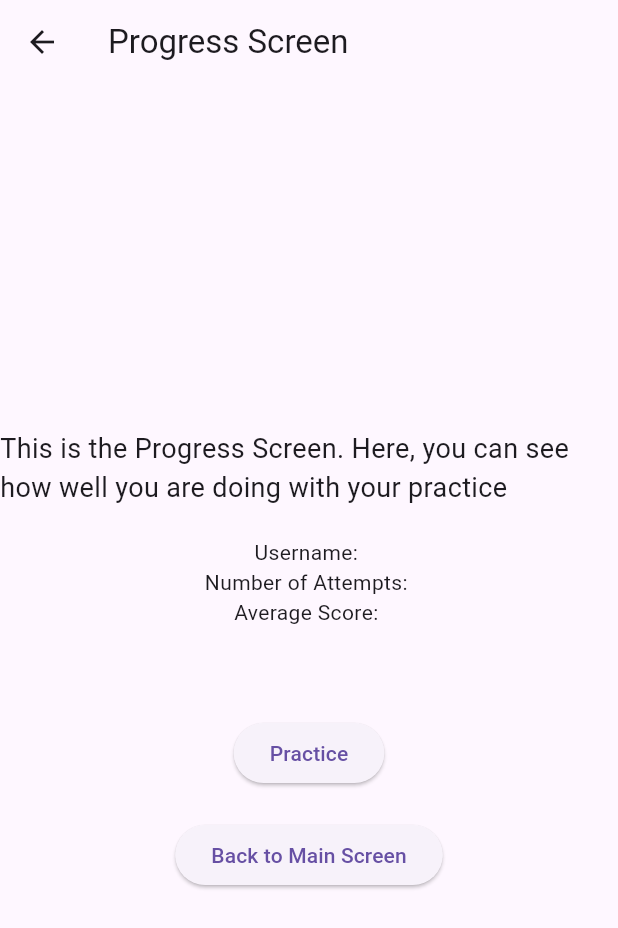
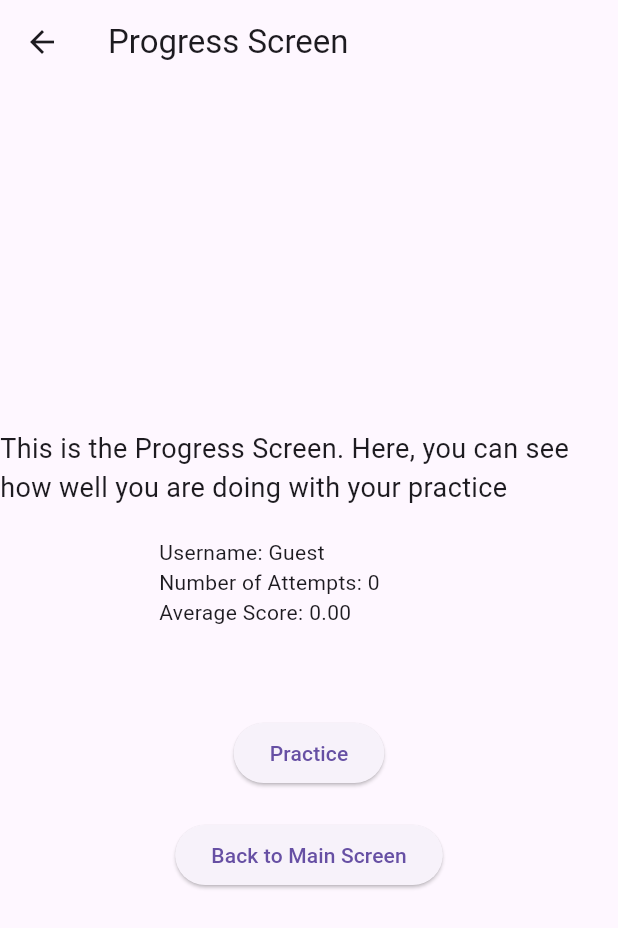
Before and after one commit to ZhongTheKong/read_right_project, a Flutter app: the ProgressScreen screen opened directly, on a phone screen of 412 x 824 dp. Shown: the top 928 px of the screen. Run offline on Flutter 3.47's test engine with Material 3 defaults, Android fonts, the phone set to English and light mode, and no system bars; our stand-ins replace just_audio, shared_preferences, speech_to_text; missing offline and left inert: audio_session, record; accounts and stored records are empty.

Commit message:
Added Proper data sharing to progress_screen. Enabled Provider in main. Added utility functions to recording_provider

```diff
--- a/lib/providers/recording_provider.dart
+++ b/lib/providers/recording_provider.dart
@@ -35,7 +35,7 @@ class RecordingProvider extends ChangeNotifier {
   Timer? recordTimer;
   int elapsedMs = 0;
   // To keep track of the current logged in user
-  String username = 'Guest';
+  String _username = 'Guest';
 
 
   static const int intervalMs = 50;
@@ -48,6 +48,8 @@ class RecordingProvider extends ChangeNotifier {
   }
 
   int get numberOfAttempts => attempts.length;
+
+  String get currentUser => _username;
 
   Future<void> initAudio(bool mounted) async {
     final hasPerm = await recorder.hasPermission();
@@ -67,7 +69,7 @@ class RecordingProvider extends ChangeNotifier {
   // Load the username from local storage
   Future<void> _loadUsername() async {
     final prefs = await SharedPreferences.getInstance();
-    username = prefs.getString('username') ?? 'Guest';
+    _username = prefs.getString('username') ?? 'Guest';
     notifyListeners();
   }
 
--- a/lib/screens/progress_screen.dart
+++ b/lib/screens/progress_screen.dart
@@ -1,9 +1,13 @@
 import 'package:flutter/material.dart';
+import 'package:provider/provider.dart';
+import '../providers/recording_provider.dart';
 
 class ProgressScreen extends StatelessWidget {
   const ProgressScreen({super.key});
   @override
   Widget build(BuildContext context) {
+    return Consumer<RecordingProvider>(
+      builder: (context, recordingProvider, child) {
         return Scaffold(
           appBar: AppBar(title: const Text('Progress Screen')),
           body: Center(
@@ -20,10 +24,12 @@ class ProgressScreen extends StatelessWidget {
                     height: 100,
                     width: 200,
                     child: Column(
+                      crossAxisAlignment: CrossAxisAlignment.start,
                       children: [
-                  const Text('Username: '), /// Fill in once STT stores attempts for users
-                  const Text('Number of Attempts: '),
-                  const Text('Average Score: '),
+                        // Display the user's data from the provider
+                        Text('Username: ${recordingProvider.currentUser}'),
+                        Text('Number of Attempts: ${recordingProvider.attempts.length}'),
+                        Text('Average Score: ${recordingProvider.averageScore.toStringAsFixed(2)}'),
                       ],
                     )
                 ),
@@ -48,5 +54,7 @@ class ProgressScreen extends StatelessWidget {
             ),
           ),
         );
+      },
+    );
   }
 }
```
Also changed, not shown: lib/main.dart (+14 -10 lines). Lines whose indentation alone changed are shown as unchanged.
